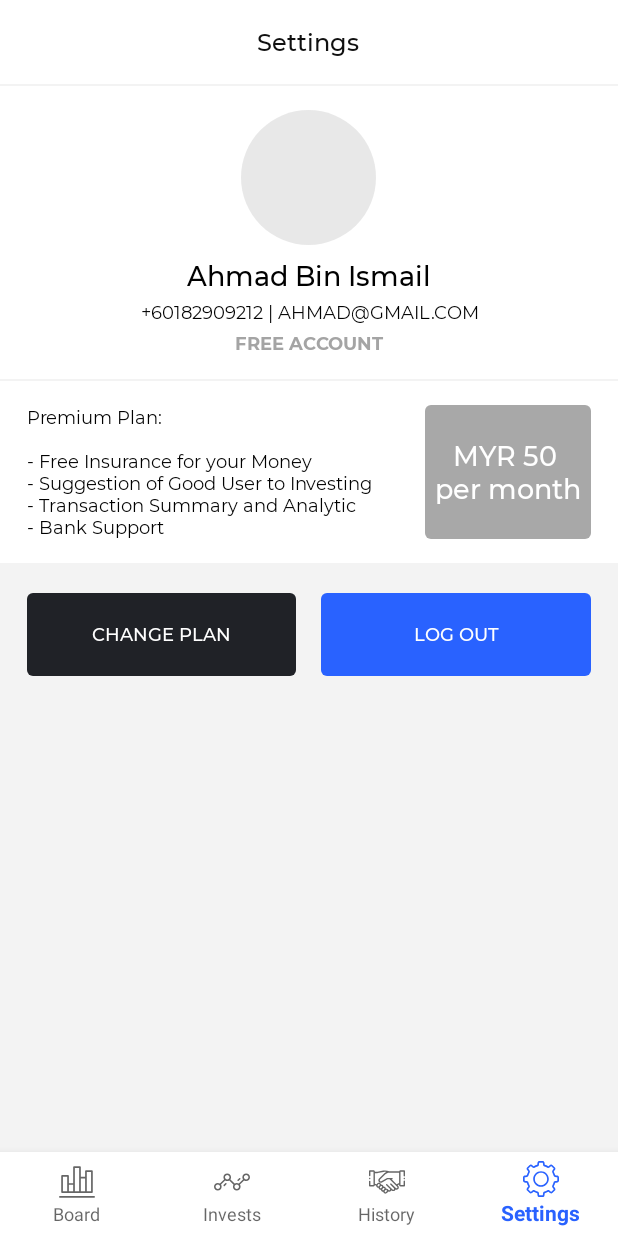
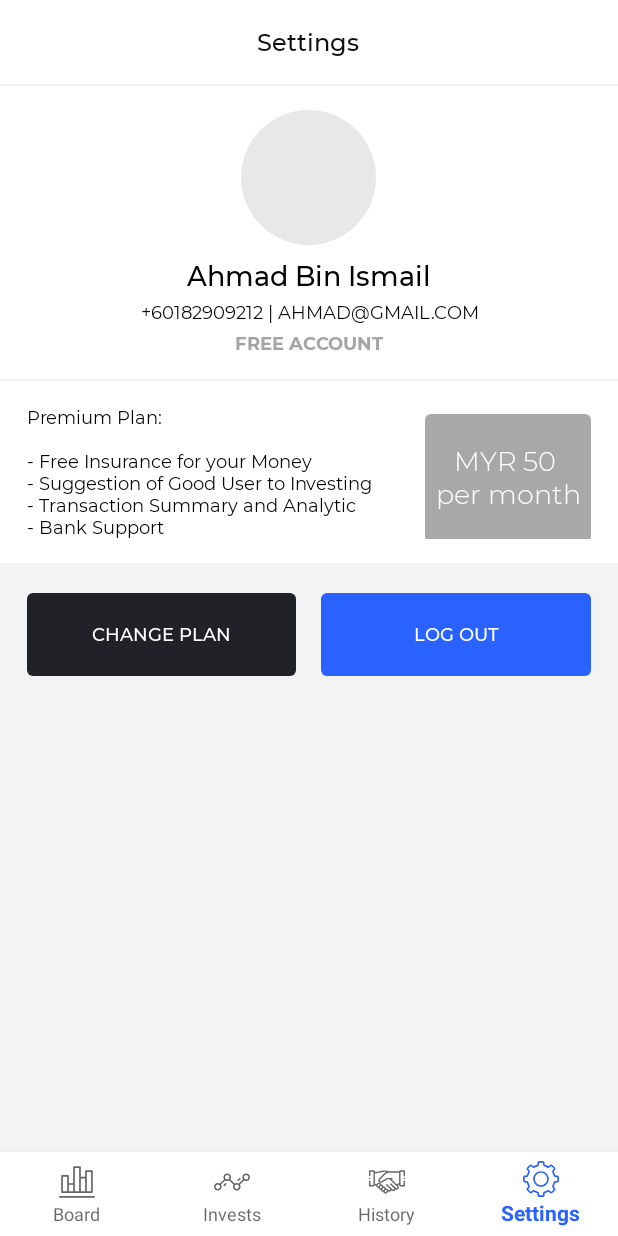
Before and after one commit to aldieemaulana/LendMe, an Android app: the screen it shows after launch once a user with an empty profile is signed in (MainActivity), item 4 of the bottom bar chosen, on a phone screen of 412 x 824 dp. Run offline under Robolectric (Android 15) with nearby library versions, the phone set to English and light mode, and no system bars; our stand-ins replace CircleImageView, Firebase (no records; nobody signed in at launch, a user with empty details on screens opened directly); libraries missing offline, so code that uses them is left out: com.kaopiz.kprogresshud; 1 statement that could not run was skipped.

Commit message:
fix the font

```diff
--- a/app/src/main/res/layout/fragment_setting.xml
+++ b/app/src/main/res/layout/fragment_setting.xml
@@ -76,7 +76,6 @@
         android:paddingTop="@dimen/activity_vertical_margin"
         android:layout_marginBottom="@dimen/component_extra_big">
 
-
         <com.jomhack.lendme.components.JomTextView
             app:JomFont="R"
             android:layout_width="0dp"
@@ -89,7 +88,8 @@
             android:gravity="left"/>
 
         <com.jomhack.lendme.components.JomTextView
-            app:JomFont="M"
+            app:JomFont="L"
+            android:layout_marginTop="@dimen/component_small"
             android:layout_gravity="center"
             android:background="@drawable/shape_amount"
             android:layout_width="0dp"
```
